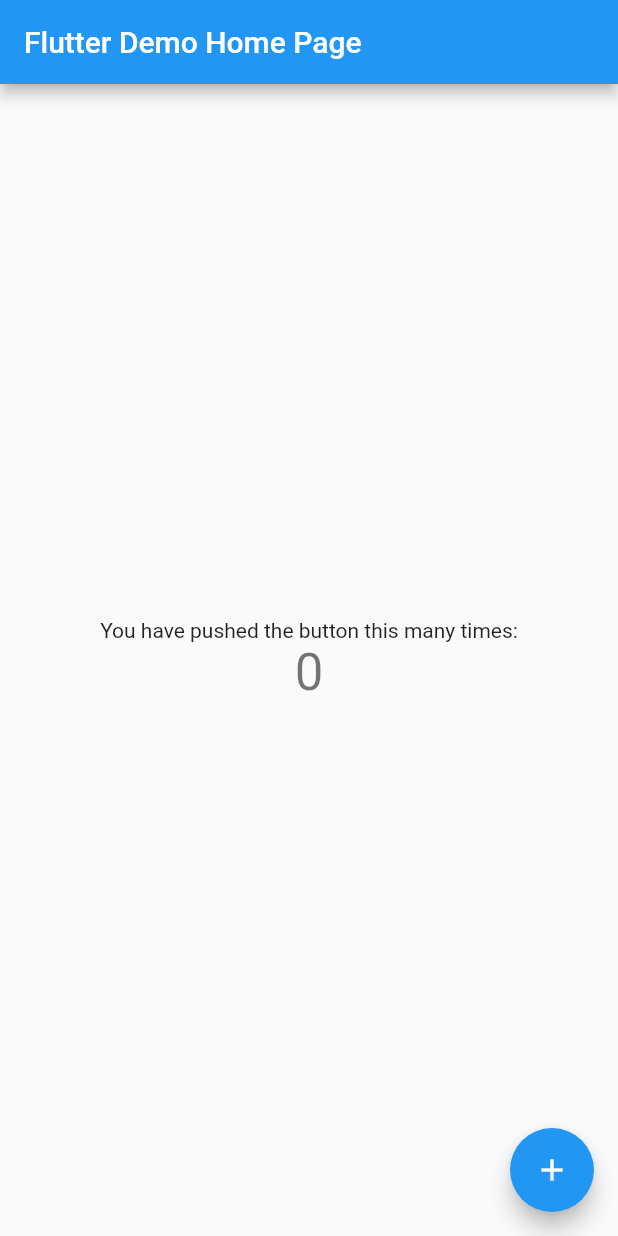
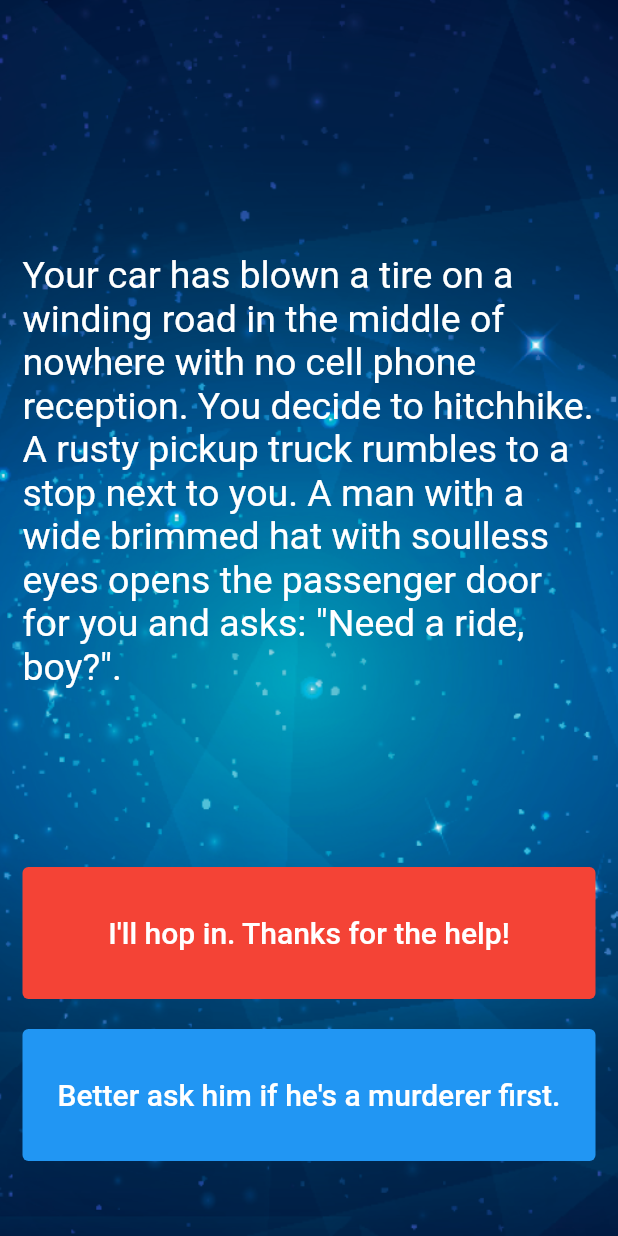
Before and after one commit to dwiputrapurnawa/destini, a Flutter app: the screen it shows after launch, on a phone screen of 412 x 824 dp. Run offline on Flutter 3.47's test engine with Material 2 defaults, Android fonts, the phone set to English and light mode, and no system bars.

```diff
--- a/lib/main.dart
+++ b/lib/main.dart
@@ -1,115 +1,98 @@
+import 'package:destini/story_brain.dart';
 import 'package:flutter/material.dart';
 
-void main() {
-  runApp(const MyApp());
-}
+void main() => runApp(Destini());
 
-class MyApp extends StatelessWidget {
-  const MyApp({Key? key}) : super(key: key);
+class Destini extends StatelessWidget {
+  const Destini({Key? key}) : super(key: key);
 
-  // This widget is the root of your application.
   @override
   Widget build(BuildContext context) {
     return MaterialApp(
-      title: 'Flutter Demo',
-      theme: ThemeData(
-        // This is the theme of your application.
-        //
-        // Try running your application with "flutter run". You'll see the
-        // application has a blue toolbar. Then, without quitting the app, try
-        // changing the primarySwatch below to Colors.green and then invoke
-        // "hot reload" (press "r" in the console where you ran "flutter run",
-        // or simply save your changes to "hot reload" in a Flutter IDE).
-        // Notice that the counter didn't reset back to zero; the application
-        // is not restarted.
-        primarySwatch: Colors.blue,
-      ),
-      home: const MyHomePage(title: 'Flutter Demo Home Page'),
+      theme: ThemeData.dark(),
+      home: StoryPage(),
     );
   }
 }
 
-class MyHomePage extends StatefulWidget {
-  const MyHomePage({Key? key, required this.title}) : super(key: key);
+StoryBrain storyBrain = StoryBrain();
 
-  // This widget is the home page of your application. It is stateful, meaning
-  // that it has a State object (defined below) that contains fields that affect
-  // how it looks.
-
-  // This class is the configuration for the state. It holds the values (in this
-  // case the title) provided by the parent (in this case the App widget) and
-  // used by the build method of the State. Fields in a Widget subclass are
-  // always marked "final".
-
-  final String title;
+class StoryPage extends StatefulWidget {
+  const StoryPage({Key? key}) : super(key: key);
 
   @override
-  State<MyHomePage> createState() => _MyHomePageState();
+  State<StoryPage> createState() => _StoryPageState();
 }
 
-class _MyHomePageState extends State<MyHomePage> {
-  int _counter = 0;
-
-  void _incrementCounter() {
-    setState(() {
-      // This call to setState tells the Flutter framework that something has
-      // changed in this State, which causes it to rerun the build method below
-      // so that the display can reflect the updated values. If we changed
-      // _counter without calling setState(), then the build method would not be
-      // called again, and so nothing would appear to happen.
-      _counter++;
-    });
-  }
-
+class _StoryPageState extends State<StoryPage> {
   @override
   Widget build(BuildContext context) {
-    // This method is rerun every time setState is called, for instance as done
-    // by the _incrementCounter method above.
-    //
-    // The Flutter framework has been optimized to make rerunning build methods
-    // fast, so that you can just rebuild anything that needs updating rather
-    // than having to individually change instances of widgets.
     return Scaffold(
-      appBar: AppBar(
-        // Here we take the value from the MyHomePage object that was created by
-        // the App.build method, and use it to set our appbar title.
-        title: Text(widget.title),
-      ),
-      body: Center(
-        // Center is a layout widget. It takes a single child and positions it
-        // in the middle of the parent.
-        child: Column(
-          // Column is also a layout widget. It takes a list of children and
-          // arranges them vertically. By default, it sizes itself to fit its
-          // children horizontally, and tries to be as tall as its parent.
-          //
-          // Invoke "debug painting" (press "p" in the console, choose the
-          // "Toggle Debug Paint" action from the Flutter Inspector in Android
-          // Studio, or the "Toggle Debug Paint" command in Visual Studio Code)
-          // to see the wireframe for each widget.
-          //
-          // Column has various properties to control how it sizes itself and
-          // how it positions its children. Here we use mainAxisAlignment to
-          // center the children vertically; the main axis here is the vertical
-          // axis because Columns are vertical (the cross axis would be
-          // horizontal).
-          mainAxisAlignment: MainAxisAlignment.center,
-          children: <Widget>[
-            const Text(
-              'You have pushed the button this many times:',
-            ),
-            Text(
-              '$_counter',
-              style: Theme.of(context).textTheme.headline4,
-            ),
-          ],
+      body: Container(
+        decoration: BoxDecoration(
+          image: DecorationImage(
+            image: AssetImage('images/background.png'),
+            fit: BoxFit.cover,
+          ),
+        ),
+        padding: EdgeInsets.symmetric(vertical: 50.0, horizontal: 15.0),
+        constraints: BoxConstraints.expand(),
+        child: SafeArea(
+          child: Column(
+            crossAxisAlignment: CrossAxisAlignment.stretch,
+            children: [
+              Expanded(
+                flex: 12,
+                child: Center(
+                  child: Text(
+                    storyBrain.getStory(),
+                    style: TextStyle(fontSize: 25.0),
+                  ),
+                ),
+              ),
+              Expanded(
+                flex: 2,
+                child: TextButton(
+                  style: TextButton.styleFrom(backgroundColor: Colors.red),
+                  onPressed: () {
+                    setState(() {
+                      storyBrain.nextStory(1);
+                    });
+                  },
+                  child: Text(
+                    storyBrain.getChoice1(),
+                    style: TextStyle(
+                      fontSize: 20.0,
+                      color: Colors.white,
+                    ),
+                  ),
+                ),
+              ),
+              SizedBox(
+                height: 20.0,
+              ),
+              Expanded(
+                flex: 2,
+                child: Visibility(
+                  visible: storyBrain.buttonShouldVisible(),
+                  child: TextButton(
+                    style: TextButton.styleFrom(backgroundColor: Colors.blue),
+                    onPressed: () {
+                      setState(() {
+                        storyBrain.nextStory(2);
+                      });
+                    },
+                    child: Text(
+                      storyBrain.getChoice2(),
+                      style: TextStyle(fontSize: 20.0, color: Colors.white),
+                    ),
+                  ),
+                ),
+              )
+            ],
+          ),
         ),
       ),
-      floatingActionButton: FloatingActionButton(
-        onPressed: _incrementCounter,
-        tooltip: 'Increment',
-        child: const Icon(Icons.add),
-      ), // This trailing comma makes auto-formatting nicer for build methods.
     );
   }
 }
--- a/pubspec.yaml
+++ b/pubspec.yaml
@@ -58,9 +58,8 @@ flutter:
   uses-material-design: true
 
   # To add assets to your application, add an assets section, like this:
-  # assets:
-  #   - images/a_dot_burr.jpeg
-  #   - images/a_dot_ham.jpeg
+  assets:
+    - images/background.png
 
   # An image asset can refer to one or more resolution-specific "variants", see
   # https://flutter.dev/assets-and-images/#resolution-aware.
```
Also changed, not shown: lib/story.dart (added, +7 -0 lines), lib/story_brain.dart (added, +83 -0 lines), images/background.png (added), 1 other file.
